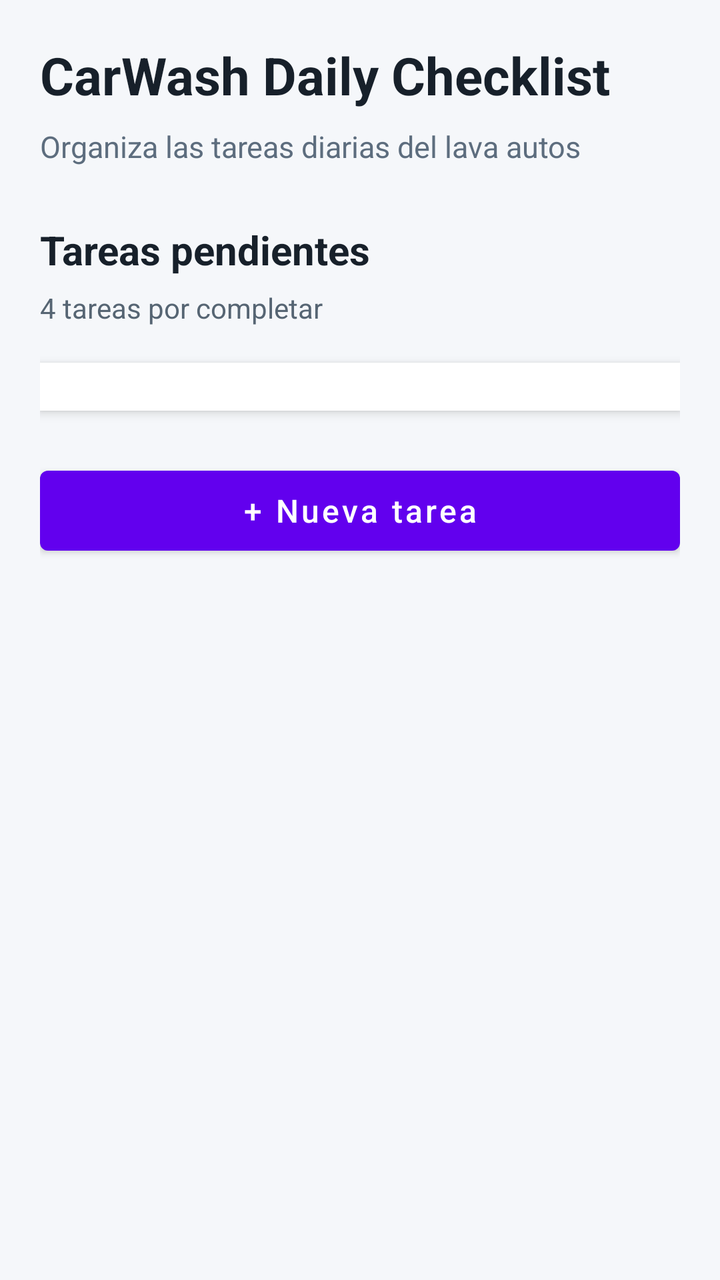
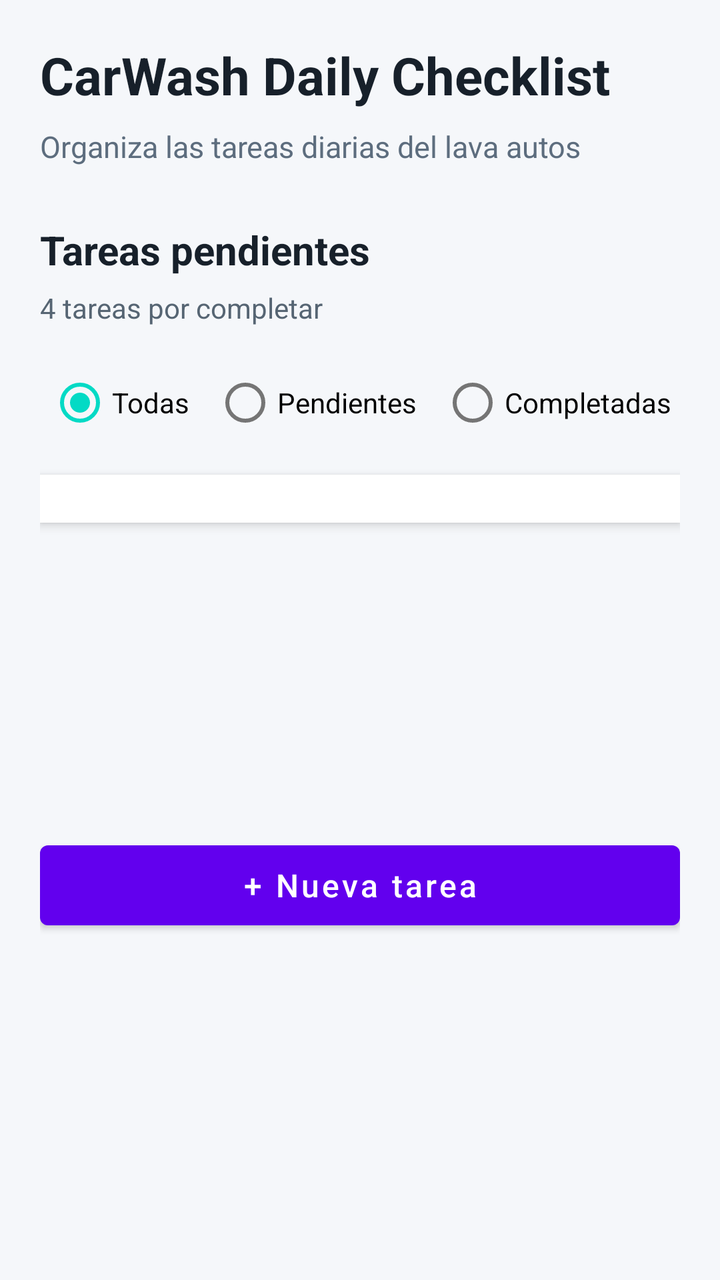

Screens rendered from an Android XML layout before and after an edit, with the pre-edit source and the edit as a unified diff.
<!-- AndroidManifest.xml: application theme Theme.CarWashDailyChecklist -->
<!-- res/layout/activity_main.xml -->
<?xml version="1.0" encoding="utf-8"?>
<androidx.constraintlayout.widget.ConstraintLayout
    xmlns:android="http://schemas.android.com/apk/res/android"
    xmlns:app="http://schemas.android.com/apk/res-auto"
    xmlns:tools="http://schemas.android.com/tools"
    android:id="@+id/main"
    android:layout_width="match_parent"
    android:layout_height="match_parent"
    android:background="#F5F7FA"
    android:padding="20dp"
    tools:context=".MainActivity">

    <TextView
        android:id="@+id/tvAppTitle"
        android:layout_width="0dp"
        android:layout_height="wrap_content"
        android:text="CarWash Daily Checklist"
        android:textColor="#17202A"
        android:textSize="26sp"
        android:textStyle="bold"
        app:layout_constraintEnd_toEndOf="parent"
        app:layout_constraintStart_toStartOf="parent"
        app:layout_constraintTop_toTopOf="parent" />

    <TextView
        android:id="@+id/tvSubtitle"
        android:layout_width="0dp"
        android:layout_height="wrap_content"
        android:layout_marginTop="8dp"
        android:text="Organiza las tareas diarias del lava autos"
        android:textColor="#5D6D7E"
        android:textSize="15sp"
        app:layout_constraintEnd_toEndOf="parent"
        app:layout_constraintStart_toStartOf="parent"
        app:layout_constraintTop_toBottomOf="@id/tvAppTitle" />

    <TextView
        android:id="@+id/tvPendingTitle"
        android:layout_width="0dp"
        android:layout_height="wrap_content"
        android:layout_marginTop="28dp"
        android:text="Tareas pendientes"
        android:textColor="#17202A"
        android:textSize="20sp"
        android:textStyle="bold"
        app:layout_constraintEnd_toEndOf="parent"
        app:layout_constraintStart_toStartOf="parent"
        app:layout_constraintTop_toBottomOf="@id/tvSubtitle" />

    <TextView
        android:id="@+id/tvTaskCount"
        android:layout_width="wrap_content"
        android:layout_height="wrap_content"
        android:layout_marginTop="6dp"
        android:text="4 tareas por completar"
        android:textColor="#566573"
        android:textSize="14sp"
        app:layout_constraintStart_toStartOf="parent"
        app:layout_constraintTop_toBottomOf="@id/tvPendingTitle" />

    <LinearLayout
        android:id="@+id/taskContainer"
        android:layout_width="0dp"
        android:layout_height="wrap_content"
        android:layout_marginTop="18dp"
        android:background="#FFFFFF"
        android:elevation="3dp"
        android:orientation="vertical"
        android:padding="12dp"
        app:layout_constraintEnd_toEndOf="parent"
        app:layout_constraintStart_toStartOf="parent"
        app:layout_constraintTop_toBottomOf="@id/tvTaskCount">

    </LinearLayout>

    <Button
        android:id="@+id/btnNewTask"
        android:layout_width="0dp"
        android:layout_height="wrap_content"
        android:layout_marginTop="24dp"
        android:minHeight="52dp"
        android:text="+ Nueva tarea"
        android:textAllCaps="false"
        android:textSize="16sp"
        app:layout_constraintEnd_toEndOf="parent"
        app:layout_constraintStart_toStartOf="parent"
        app:layout_constraintTop_toBottomOf="@id/taskContainer" />

</androidx.constraintlayout.widget.ConstraintLayout>
<!-- resources referenced by this layout -->
<resources>
  <style name="Theme.CarWashDailyChecklist" parent="Theme.MaterialComponents.DayNight.DarkActionBar">
          
          <item name="colorPrimary">@color/purple_500</item>
          <item name="colorPrimaryVariant">@color/purple_700</item>
          <item name="colorOnPrimary">@color/white</item>
          
          <item name="colorSecondary">@color/teal_200</item>
          <item name="colorSecondaryVariant">@color/teal_700</item>
          <item name="colorOnSecondary">@color/black</item>
          
          <item name="android:statusBarColor">?attr/colorPrimaryVariant</item>
          
      </style>
  <color name="purple_500">#FF6200EE</color>
  <color name="purple_700">#FF3700B3</color>
  <color name="white">#FFFFFFFF</color>
  <color name="teal_200">#FF03DAC5</color>
  <color name="teal_700">#FF018786</color>
  <color name="black">#FF000000</color>
</resources>

<!-- the commit's change to res/layout/activity_main.xml (unified diff, before → after) -->
@@ -1,5 +1,5 @@
 <?xml version="1.0" encoding="utf-8"?>
-<androidx.constraintlayout.widget.ConstraintLayout
+<androidx.core.widget.NestedScrollView
     xmlns:android="http://schemas.android.com/apk/res/android"
     xmlns:app="http://schemas.android.com/apk/res-auto"
     xmlns:tools="http://schemas.android.com/tools"
@@ -7,83 +7,128 @@
     android:layout_width="match_parent"
     android:layout_height="match_parent"
     android:background="#F5F7FA"
-    android:padding="20dp"
+    android:clipToPadding="false"
+    android:fillViewport="true"
     tools:context=".MainActivity">
 
-    <TextView
-        android:id="@+id/tvAppTitle"
-        android:layout_width="0dp"
+    <androidx.constraintlayout.widget.ConstraintLayout
+        android:layout_width="match_parent"
         android:layout_height="wrap_content"
-        android:text="CarWash Daily Checklist"
-        android:textColor="#17202A"
-        android:textSize="26sp"
-        android:textStyle="bold"
-        app:layout_constraintEnd_toEndOf="parent"
-        app:layout_constraintStart_toStartOf="parent"
-        app:layout_constraintTop_toTopOf="parent" />
+        android:padding="20dp">
 
-    <TextView
-        android:id="@+id/tvSubtitle"
-        android:layout_width="0dp"
-        android:layout_height="wrap_content"
-        android:layout_marginTop="8dp"
-        android:text="Organiza las tareas diarias del lava autos"
-        android:textColor="#5D6D7E"
-        android:textSize="15sp"
-        app:layout_constraintEnd_toEndOf="parent"
-        app:layout_constraintStart_toStartOf="parent"
-        app:layout_constraintTop_toBottomOf="@id/tvAppTitle" />
+        <TextView
+            android:id="@+id/tvAppTitle"
+            android:layout_width="0dp"
+            android:layout_height="wrap_content"
+            android:text="@string/app_name"
+            android:textColor="#17202A"
+            android:textSize="26sp"
+            android:textStyle="bold"
+            app:layout_constraintEnd_toEndOf="parent"
+            app:layout_constraintStart_toStartOf="parent"
+            app:layout_constraintTop_toTopOf="parent" />
 
-    <TextView
-        android:id="@+id/tvPendingTitle"
-        android:layout_width="0dp"
-        android:layout_height="wrap_content"
-        android:layout_marginTop="28dp"
-        android:text="Tareas pendientes"
-        android:textColor="#17202A"
-        android:textSize="20sp"
-        android:textStyle="bold"
-        app:layout_constraintEnd_toEndOf="parent"
-        app:layout_constraintStart_toStartOf="parent"
-        app:layout_constraintTop_toBottomOf="@id/tvSubtitle" />
+        <TextView
+            android:id="@+id/tvSubtitle"
+            android:layout_width="0dp"
+            android:layout_height="wrap_content"
+            android:layout_marginTop="8dp"
+            android:text="@string/app_subtitle"
+            android:textColor="#5D6D7E"
+            android:textSize="15sp"
+            app:layout_constraintEnd_toEndOf="parent"
+            app:layout_constraintStart_toStartOf="parent"
+            app:layout_constraintTop_toBottomOf="@id/tvAppTitle" />
 
-    <TextView
-        android:id="@+id/tvTaskCount"
-        android:layout_width="wrap_content"
-        android:layout_height="wrap_content"
-        android:layout_marginTop="6dp"
-        android:text="4 tareas por completar"
-        android:textColor="#566573"
-        android:textSize="14sp"
-        app:layout_constraintStart_toStartOf="parent"
-        app:layout_constraintTop_toBottomOf="@id/tvPendingTitle" />
+        <TextView
+            android:id="@+id/tvPendingTitle"
+            android:layout_width="0dp"
+            android:layout_height="wrap_content"
+            android:layout_marginTop="28dp"
+            android:text="@string/pending_tasks_title"
+            android:textColor="#17202A"
+            android:textSize="20sp"
+            android:textStyle="bold"
+            app:layout_constraintEnd_toEndOf="parent"
+            app:layout_constraintStart_toStartOf="parent"
+            app:layout_constraintTop_toBottomOf="@id/tvSubtitle" />
 
-    <LinearLayout
-        android:id="@+id/taskContainer"
-        android:layout_width="0dp"
-        android:layout_height="wrap_content"
-        android:layout_marginTop="18dp"
-        android:background="#FFFFFF"
-        android:elevation="3dp"
-        android:orientation="vertical"
-        android:padding="12dp"
-        app:layout_constraintEnd_toEndOf="parent"
-        app:layout_constraintStart_toStartOf="parent"
-        app:layout_constraintTop_toBottomOf="@id/tvTaskCount">
+        <TextView
+            android:id="@+id/tvTaskCount"
+            android:layout_width="wrap_content"
+            android:layout_height="wrap_content"
+            android:layout_marginTop="6dp"
+            android:text="@string/initial_task_count"
+            android:textColor="#566573"
+            android:textSize="14sp"
+            app:layout_constraintStart_toStartOf="parent"
+            app:layout_constraintTop_toBottomOf="@id/tvPendingTitle" />
 
-    </LinearLayout>
+        <RadioGroup
+            android:id="@+id/filterGroup"
+            android:layout_width="0dp"
+            android:layout_height="wrap_content"
+            android:layout_marginTop="14dp"
+            android:checkedButton="@id/filterAll"
+            android:gravity="center"
+            android:orientation="horizontal"
+            app:layout_constraintEnd_toEndOf="parent"
+            app:layout_constraintStart_toStartOf="parent"
+            app:layout_constraintTop_toBottomOf="@id/tvTaskCount">
 
-    <Button
-        android:id="@+id/btnNewTask"
-        android:layout_width="0dp"
-        android:layout_height="wrap_content"
-        android:layout_marginTop="24dp"
-        android:minHeight="52dp"
-        android:text="+ Nueva tarea"
-        android:textAllCaps="false"
-        android:textSize="16sp"
-        app:layout_constraintEnd_toEndOf="parent"
-        app:layout_constraintStart_toStartOf="parent"
-        app:layout_constraintTop_toBottomOf="@id/taskContainer" />
+            <RadioButton
+                android:id="@+id/filterAll"
+                android:layout_width="wrap_content"
+                android:layout_height="48dp"
+                android:layout_marginEnd="12dp"
+                android:checked="true"
+                android:text="@string/filter_all" />
 
-</androidx.constraintlayout.widget.ConstraintLayout>
+            <RadioButton
+                android:id="@+id/filterPending"
+                android:layout_width="wrap_content"
+                android:layout_height="48dp"
+                android:layout_marginEnd="12dp"
+                android:text="@string/filter_pending" />
+
+            <RadioButton
+                android:id="@+id/filterCompleted"
+                android:layout_width="wrap_content"
+                android:layout_height="48dp"
+                android:text="@string/filter_completed" />
+
+        </RadioGroup>
+
+        <LinearLayout
+            android:id="@+id/taskContainer"
+            android:layout_width="0dp"
+            android:layout_height="wrap_content"
+            android:layout_marginTop="12dp"
+            android:background="#FFFFFF"
+            android:elevation="3dp"
+            android:orientation="vertical"
+            android:padding="12dp"
+            app:layout_constraintEnd_toEndOf="parent"
+            app:layout_constraintStart_toStartOf="parent"
+            app:layout_constraintTop_toBottomOf="@id/filterGroup">
+
+        </LinearLayout>
+
+        <Button
+            android:id="@+id/btnNewTask"
+            android:layout_width="0dp"
+            android:layout_height="wrap_content"
+            android:layout_marginTop="24dp"
+            android:layout_marginBottom="20dp"
+            android:minHeight="52dp"
+            android:text="@string/new_task_button"
+            android:textAllCaps="false"
+            android:textSize="16sp"
+            app:layout_constraintBottom_toBottomOf="parent"
+            app:layout_constraintEnd_toEndOf="parent"
+            app:layout_constraintStart_toStartOf="parent"
+            app:layout_constraintTop_toBottomOf="@id/taskContainer" />
+
+    </androidx.constraintlayout.widget.ConstraintLayout>
+
+</androidx.core.widget.NestedScrollView>
<!-- resource entries referenced after the edit -->
@@ -1,5 +1,27 @@
 <!-- resources referenced by this layout -->
 <resources>
+  <string name="app_name">CarWash Daily Checklist</string>
+  <string name="app_subtitle">
+          Organiza las tareas diarias del lava autos
+      </string>
+  <string name="filter_all">
+          Todas
+      </string>
+  <string name="filter_completed">
+          Completadas
+      </string>
+  <string name="filter_pending">
+          Pendientes
+      </string>
+  <string name="initial_task_count">
+          4 tareas por completar
+      </string>
+  <string name="new_task_button">
+          + Nueva tarea
+      </string>
+  <string name="pending_tasks_title">
+          Tareas pendientes
+      </string>
   <style name="Theme.CarWashDailyChecklist" parent="Theme.MaterialComponents.DayNight.DarkActionBar">
           
           <item name="colorPrimary">@color/purple_500</item>
